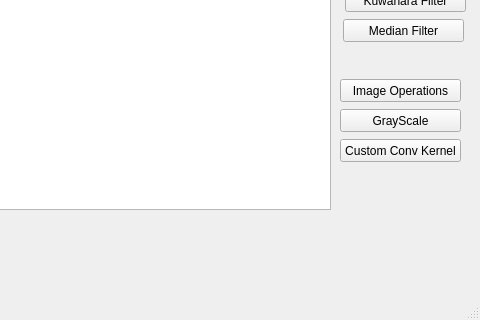
First picture: the form in MainWindow.ui, repository guestnone/imageedit, before the edit; both pictures show x 320 to 800 and y 280 to 600 of the 800 by 600 pixel window.
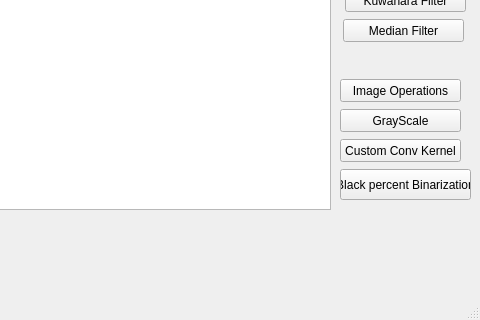
Second picture: the form after the edit.

Commit message: extend binarization

Diff of the .ui file:
```diff
--- a/MainWindow.ui
+++ b/MainWindow.ui
@@ -323,6 +323,19 @@
      <string>Custom Conv Kernel</string>
     </property>
    </widget>
+   <widget class="QPushButton" name="bpbPushButton">
+    <property name="geometry">
+     <rect>
+      <x>660</x>
+      <y>430</y>
+      <width>131</width>
+      <height>31</height>
+     </rect>
+    </property>
+    <property name="text">
+     <string>Black percent Binarization</string>
+    </property>
+   </widget>
   </widget>
   <widget class="QMenuBar" name="menubar">
    <property name="geometry">
```
The commit also changes 7 other files.
